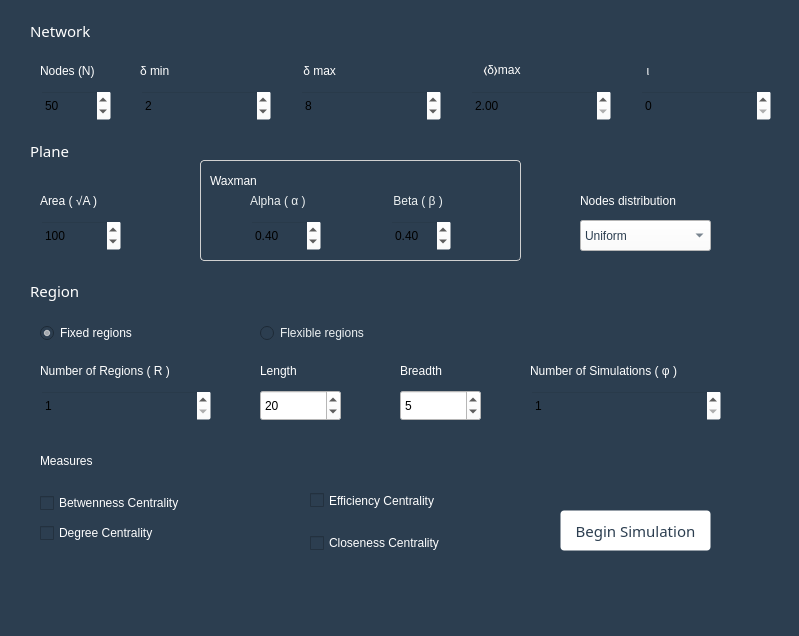
Above: mainwindow.ui from Trindad/network-topologies-generator-frontend before the change. Below: the same form after it.
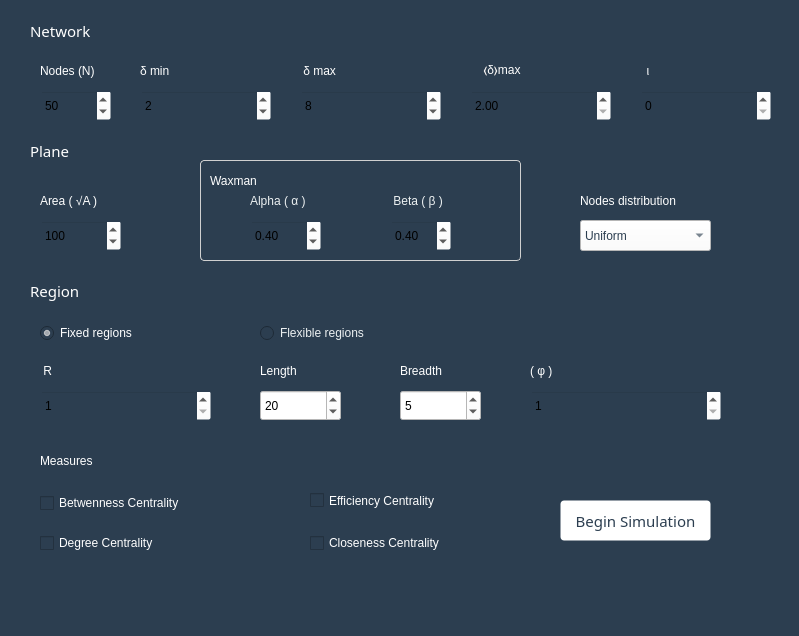
That is the form after the change.

Commit message: Inserindo tooltips.

```diff
--- a/mainwindow.ui
+++ b/mainwindow.ui
@@ -231,7 +231,7 @@
     <property name="geometry">
      <rect>
       <x>560</x>
-      <y>510</y>
+      <y>500</y>
       <width>151</width>
       <height>41</height>
      </rect>
@@ -527,7 +527,7 @@
     <property name="geometry">
      <rect>
       <x>40</x>
-      <y>520</y>
+      <y>530</y>
       <width>171</width>
       <height>26</height>
      </rect>
@@ -849,7 +849,7 @@
      </rect>
     </property>
     <property name="text">
-     <string>Number of Simulations ( φ )</string>
+     <string>( φ )</string>
     </property>
    </widget>
    <widget class="QLabel" name="label_8">
@@ -888,7 +888,7 @@
      </rect>
     </property>
     <property name="text">
-     <string>Number of Regions ( R )</string>
+     <string> R </string>
     </property>
    </widget>
    <widget class="QLabel" name="label_11">
```
Left out of the diff: 45 changed lines with no effect on the pictures. The commit also changes 1 other file.
